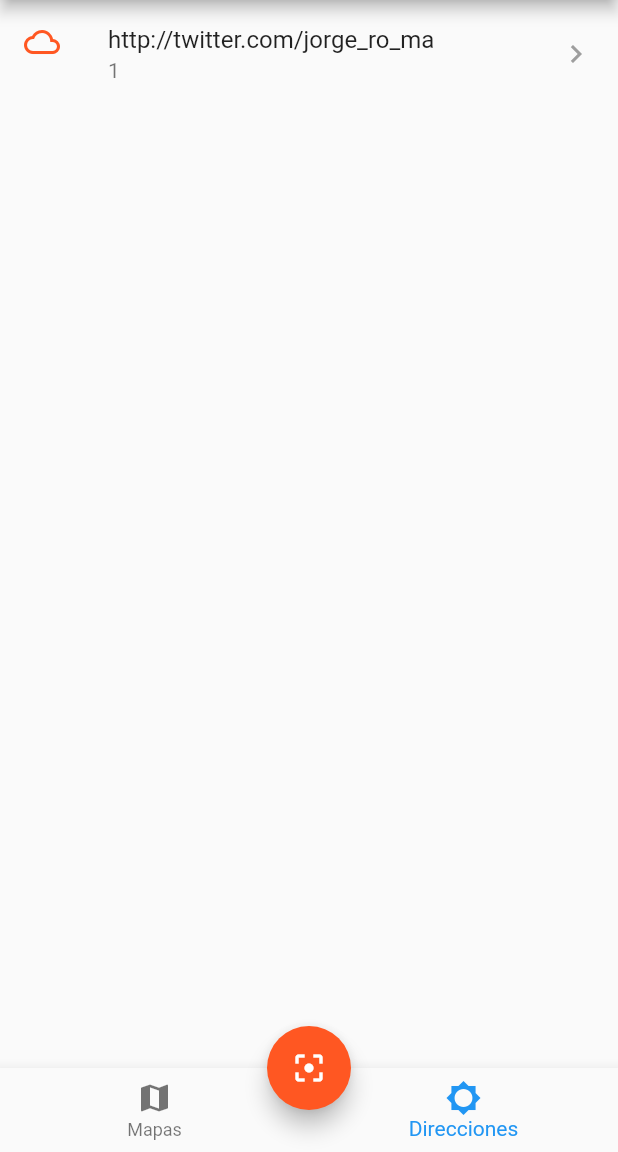
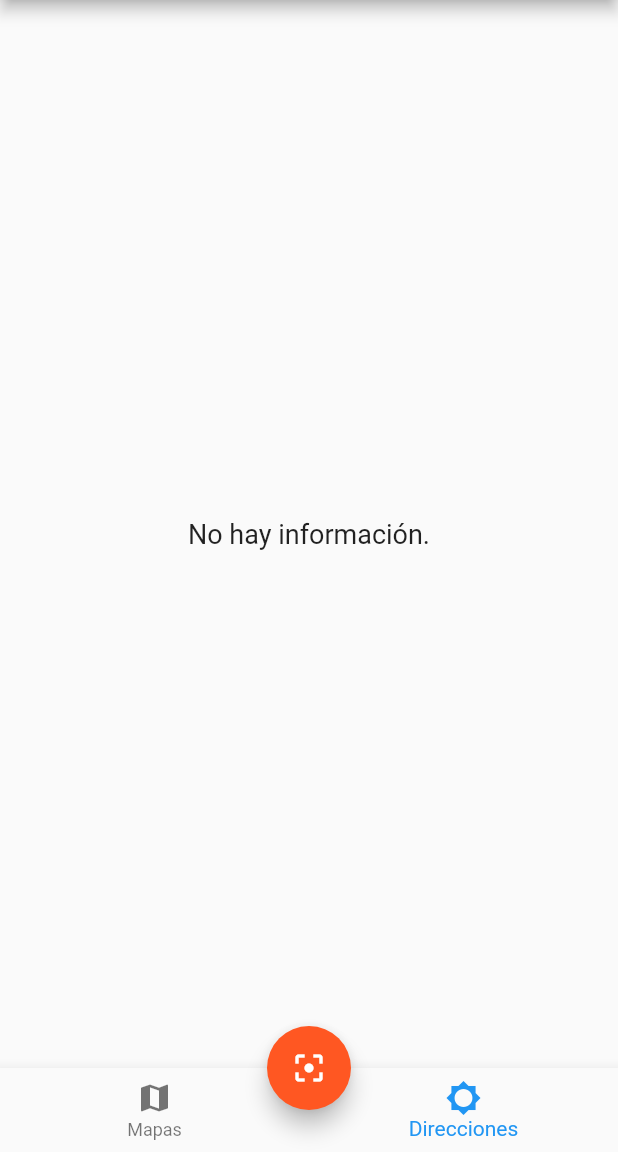
Before and after one commit to jorgeroma/qr_app, a Flutter app: the screen it shows after launch, item 2 of the bottom bar chosen, after a tap on the "filter center focus" icon, on a phone screen of 412 x 824 dp, the part 84-1236 px from its top. Run offline on Flutter 3.47's test engine with Material 2 defaults, Android fonts, the phone set to English and light mode, and no system bars; our stand-ins replace flutter_map, latlong, sqflite; missing offline and left inert: barcode_scan; accounts and stored records are empty.

Commit message:
app lista

```diff
--- a/lib/src/pages/home_page.dart
+++ b/lib/src/pages/home_page.dart
@@ -58,24 +58,21 @@ class _HomePageState extends State<HomePage> {
     // http://twitter.com/jorge_ro_ma
     // geo:36.777144753627375,-4.0955454822089905
 
-    String futureString = 'http://twitter.com/jorge_ro_ma';
+    String futureString;
 
-    // try{
-    //   futureString = await BarcodeScanner.scan();
-    // }catch(e){
-    //   futureString = e.toString();
-    // }
+    try{
+      futureString = await BarcodeScanner.scan();
+    }catch(e){
+      futureString = e.toString();
+    }
 
-    // print('Future String: $futureString');
+    print('Future String: $futureString');
 
     if(futureString != null){
       print('Tenemos informacion');
 
       final scan = ScanModel(valor: futureString);
       scansBloc.agregarScan(scan);
-
-      final scan2 = ScanModel(valor: 'geo:36.777144753627375,-4.0955454822089905');
-      scansBloc.agregarScan(scan2);
 
       if(Platform.isIOS){
         Future.delayed(Duration(milliseconds: 750));
```
